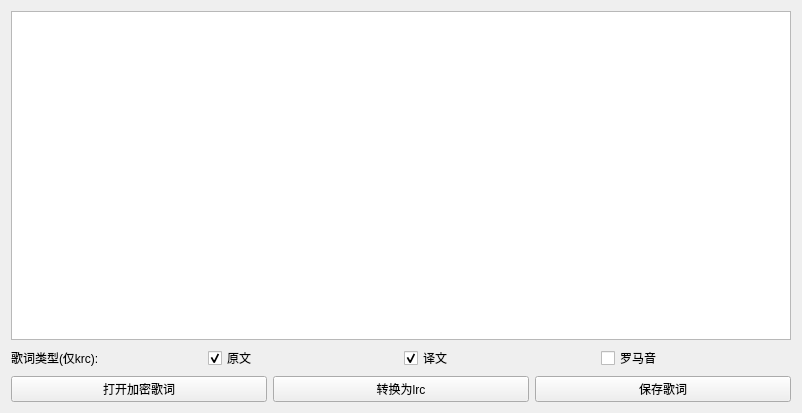
Before: the Qt Designer form ui/encrypted_lyrics.ui in chenmozhijin/LDDC, drawn with Qt 5.
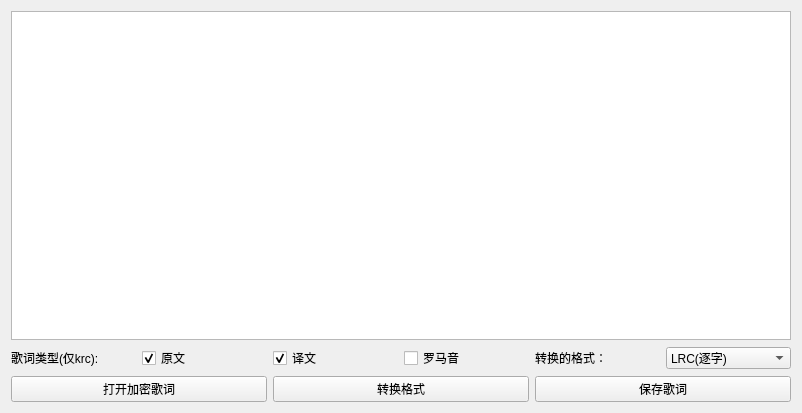
After: the same form once the commit is applied.

Diff of the .ui file:
```diff
--- a/ui/encrypted_lyrics.ui
+++ b/ui/encrypted_lyrics.ui
@@ -69,6 +69,37 @@
        </property>
       </widget>
      </item>
+     <item>
+      <widget class="QLabel" name="label_2">
+       <property name="text">
+        <string>转换的格式：</string>
+       </property>
+      </widget>
+     </item>
+     <item>
+      <widget class="QComboBox" name="lyricsformat_comboBox">
+       <item>
+        <property name="text">
+         <string>LRC(逐字)</string>
+        </property>
+       </item>
+       <item>
+        <property name="text">
+         <string>LRC(逐行)</string>
+        </property>
+       </item>
+       <item>
+        <property name="text">
+         <string>SRT</string>
+        </property>
+       </item>
+       <item>
+        <property name="text">
+         <string>ASS</string>
+        </property>
+       </item>
+      </widget>
+     </item>
     </layout>
    </item>
    <item>
@@ -89,7 +120,7 @@
      <item>
       <widget class="QPushButton" name="convert_pushButton">
        <property name="text">
-        <string>转换为lrc</string>
+        <string>转换格式</string>
        </property>
       </widget>
      </item>
```
